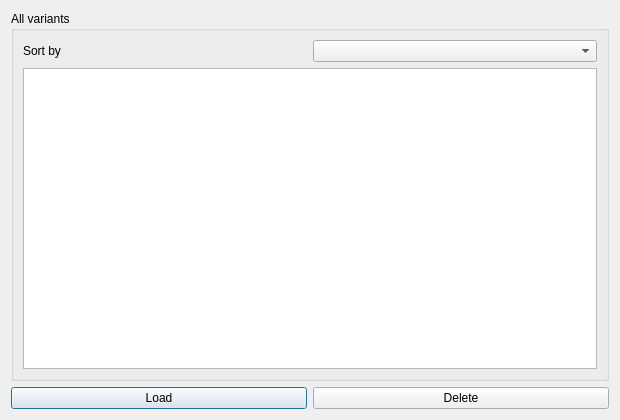
This is ui/variantslist.ui in S1mpleton/M2MTools as Qt 5 draws it before an edit. The edited form follows.
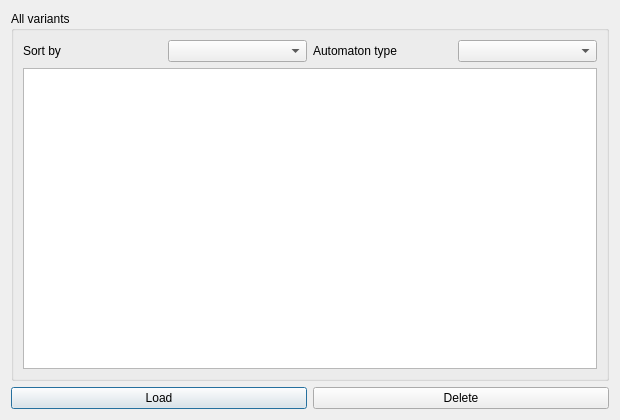
This is the edited form. Icons and pictures are not drawn.

Commit message: feat: refine variant workflow and database menu

Patch:
```diff
--- a/ui/variantslist.ui
+++ b/ui/variantslist.ui
@@ -32,6 +32,16 @@
         <item>
          <widget class="QComboBox" name="variantSortComboBox"/>
         </item>
+        <item>
+         <widget class="QLabel" name="typeFilterLabel">
+          <property name="text">
+           <string>Automaton type</string>
+          </property>
+         </widget>
+        </item>
+        <item>
+         <widget class="QComboBox" name="variantTypeFilterComboBox"/>
+        </item>
        </layout>
       </item>
       <item row="1" column="0">
```
The commit also changes 8 other files.
